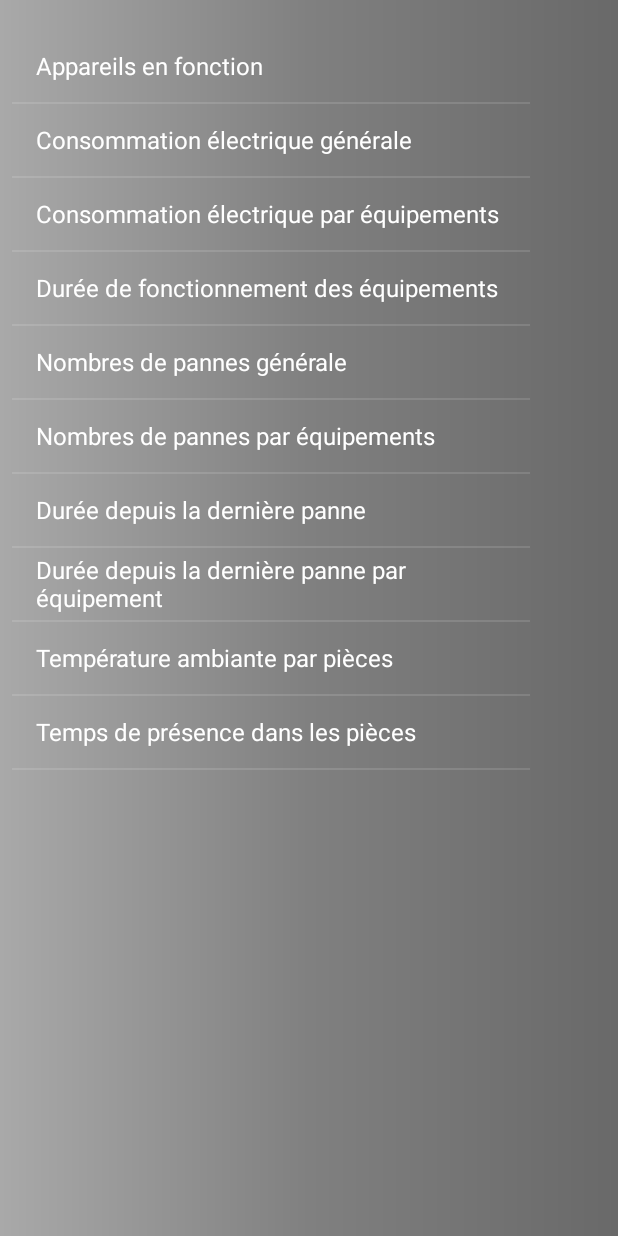
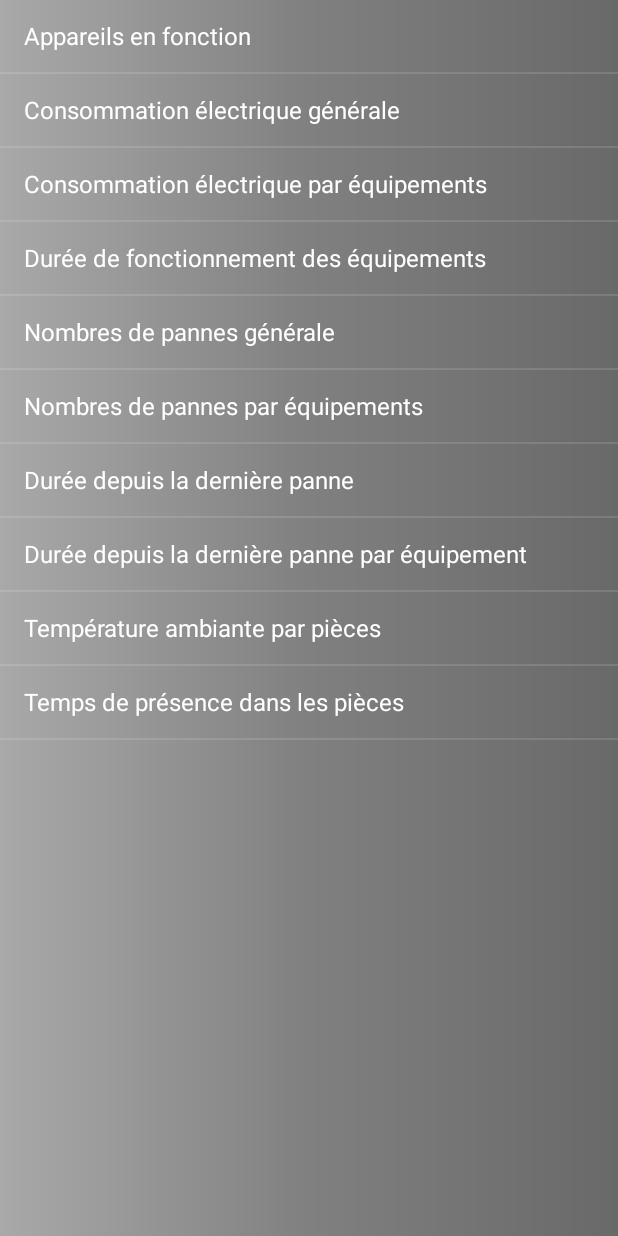
Before and after one commit to dasie-maggle/projet-domotique-client-android, an Android app: the Stat screen opened directly, with no data from a screen before it, on a phone screen of 412 x 824 dp. Run offline under Robolectric (Android 15) with nearby library versions, the phone set to English and light mode, and no system bars.

Commit message:
update creer scenar

```diff
--- a/app/src/main/java/ironsecurity/ironsecurity/CreateScenar.java
+++ b/app/src/main/java/ironsecurity/ironsecurity/CreateScenar.java
@@ -11,7 +11,9 @@ public class CreateScenar extends AppCompatActivity implements AdapterView.OnIte
     private static String[] actions = {"-Choisir une action-","Allumer","Eteindre"};
     private static String[] Equipements = {"-Choisir l'équipement-", "Luminaires", "Appliques", "Projecteurs", "Hublots", "Ensembles de spots"};
     private static String[] Ext_Etages = {"-Choisir l'endroit-", "Extérieur","RDC","1er étage"};
-    private static String[] Pieces = {"-Choisir la pièce-", "Terrasse","Cuisine","Bureau", "Chambre nord ouest - Salle de bain"};
+    private static String[] Pieces = {"-Choisir la pièce-", "Bibliothéque", "Chambre invités", "Chambre invités - Salle de bain", "Chambre invités - Dressing",
+            "Suite parentale", "Suite parentale - Salle de bain", "Suite parentale - Dressing", "Cuisine","Vestibule", "Escalier central", "Escalier est",
+            "Garages nord","Garages ouest", "Hall nord", "Salle à manger", "Salon", "WC", "Placard"};
     private static String[] Temps = {"-Selectionner une durée-", "Sec","Min","Heures","Jours"};
 
     @Override
--- a/app/src/main/res/layout/activity_stat.xml
+++ b/app/src/main/res/layout/activity_stat.xml
@@ -9,15 +9,7 @@
 
     <ListView
         android:id="@+id/stats"
-        android:layout_width="345dp"
-        android:layout_height="687dp"
-        android:layout_marginStart="8dp"
-        android:layout_marginLeft="8dp"
-        android:layout_marginTop="20dp"
-        android:layout_marginEnd="8dp"
-        android:layout_marginRight="8dp"
-        app:layout_constraintEnd_toEndOf="parent"
-        app:layout_constraintStart_toStartOf="parent"
-        app:layout_constraintTop_toTopOf="parent" />
+        android:layout_width="fill_parent"
+        android:layout_height="fill_parent"></ListView>
 
 </LinearLayout>
```
Also changed, not shown: app/src/main/java/ironsecurity/ironsecurity/Stat.java (+15 -3 lines).
